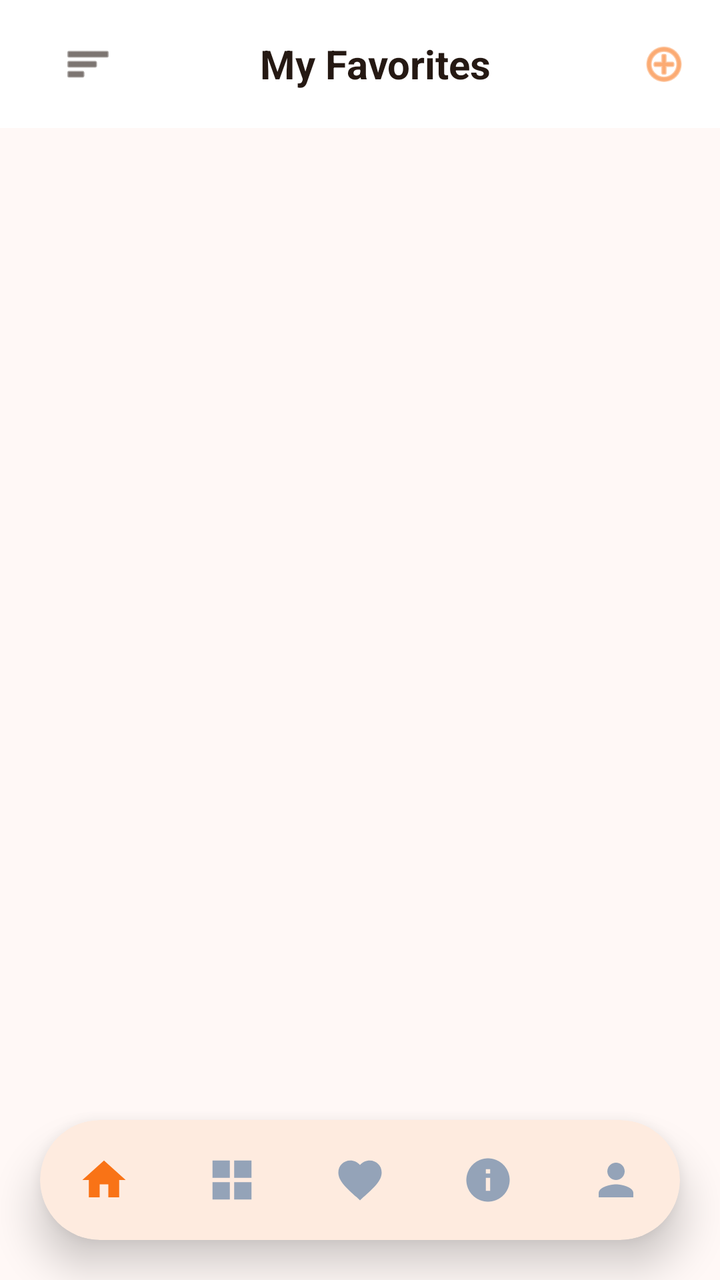
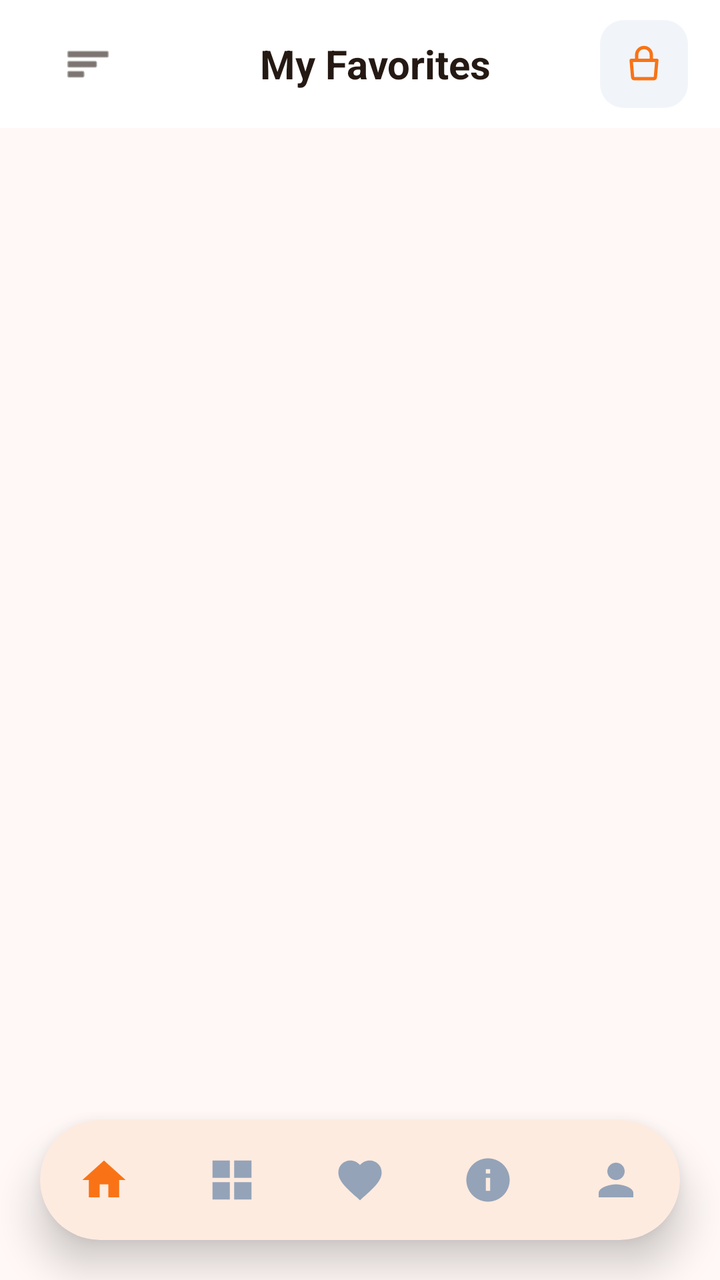

Compare the two renders of this Android layout. The source of the first and the diff that turns it into the second are given below.
<!-- AndroidManifest.xml: application theme Theme.BeckieDealApp -->
<!-- res/layout/activity_favorites.xml -->
<?xml version="1.0" encoding="utf-8"?>
<androidx.constraintlayout.widget.ConstraintLayout xmlns:android="http://schemas.android.com/apk/res/android"
    xmlns:app="http://schemas.android.com/apk/res-auto"
    xmlns:tools="http://schemas.android.com/tools"
    android:layout_width="match_parent"
    android:layout_height="match_parent"
    android:background="@color/background"
    android:fitsSystemWindows="true"
    tools:context=".FavoritesActivity">

    
    <com.google.android.material.appbar.MaterialToolbar
        android:id="@+id/topAppBar"
        android:layout_width="match_parent"
        android:layout_height="64dp"
        android:background="@color/surface"
        android:elevation="0dp"
        app:layout_constraintTop_toTopOf="parent">

        <RelativeLayout
            android:layout_width="match_parent"
            android:layout_height="match_parent"
            android:paddingHorizontal="16dp">

            <ImageView
                android:id="@+id/menuIcon"
                android:layout_width="24dp"
                android:layout_height="24dp"
                android:layout_alignParentStart="true"
                android:layout_centerVertical="true"
                android:src="@android:drawable/ic_menu_sort_by_size"
                app:tint="@color/text_primary" />

            <TextView
                android:layout_width="wrap_content"
                android:layout_height="wrap_content"
                android:layout_centerInParent="true"
                android:text="My Favorites"
                android:textColor="@color/text_primary"
                android:textSize="20sp"
                android:textStyle="bold" />

            <ImageView
                android:id="@+id/cartIcon"
                android:layout_width="24dp"
                android:layout_height="24dp"
                android:layout_alignParentEnd="true"
                android:layout_centerVertical="true"
                android:src="@android:drawable/ic_menu_add"
                app:tint="@color/primary" />
        </RelativeLayout>
    </com.google.android.material.appbar.MaterialToolbar>

    <androidx.core.widget.NestedScrollView
        android:layout_width="match_parent"
        android:layout_height="0dp"
        android:fillViewport="true"
        app:layout_constraintTop_toBottomOf="@id/topAppBar"
        app:layout_constraintBottom_toTopOf="@id/bottomNavigationContainer">

        <LinearLayout
            android:layout_width="match_parent"
            android:layout_height="wrap_content"
            android:orientation="vertical"
            android:padding="16dp">

            
            <LinearLayout
                android:id="@+id/emptyState"
                android:layout_width="match_parent"
                android:layout_height="wrap_content"
                android:layout_marginTop="100dp"
                android:gravity="center"
                android:orientation="vertical"
                android:visibility="gone">

                <ImageView
                    android:layout_width="120dp"
                    android:layout_height="120dp"
                    android:src="@drawable/ic_favorite"
                    app:tint="@color/badge_bg" />

                <TextView
                    android:layout_width="wrap_content"
                    android:layout_height="wrap_content"
                    android:layout_marginTop="24dp"
                    android:text="Your heart is empty"
                    android:textColor="@color/text_primary"
                    android:textSize="20sp"
                    android:textStyle="bold" />

                <TextView
                    android:layout_width="wrap_content"
                    android:layout_height="wrap_content"
                    android:layout_marginTop="8dp"
                    android:text="Start adding items you love to your favorites!"
                    android:textColor="@color/text_secondary"
                    android:textSize="14sp" />
                
                <Button
                    android:id="@+id/exploreButton"
                    android:layout_width="wrap_content"
                    android:layout_height="wrap_content"
                    android:layout_marginTop="24dp"
                    android:text="Explore Products"
                    android:textAllCaps="false"
                    app:cornerRadius="12dp"
                    android:backgroundTint="@color/primary"/>
            </LinearLayout>

            
            <GridLayout
                android:id="@+id/favoritesGrid"
                android:layout_width="match_parent"
                android:layout_height="wrap_content"
                android:alignmentMode="alignMargins"
                android:columnCount="2" />

        </LinearLayout>
    </androidx.core.widget.NestedScrollView>

    
    <com.google.android.material.card.MaterialCardView
        android:id="@+id/bottomNavigationContainer"
        android:layout_width="0dp"
        android:layout_height="wrap_content"
        android:layout_marginStart="20dp"
        android:layout_marginEnd="20dp"
        android:layout_marginBottom="20dp"
        app:cardCornerRadius="36dp"
        app:cardElevation="12dp"
        app:cardBackgroundColor="@color/surface"
        app:strokeWidth="0dp"
        app:layout_constraintBottom_toBottomOf="parent"
        app:layout_constraintStart_toStartOf="parent"
        app:layout_constraintEnd_toEndOf="parent">

        <com.google.android.material.bottomnavigation.BottomNavigationView
            android:id="@+id/bottomNavigation"
            android:layout_width="match_parent"
            android:layout_height="60dp"
            android:background="@android:color/transparent"
            app:backgroundTint="@android:color/transparent"
            app:elevation="0dp"
            app:labelVisibilityMode="unlabeled"
            app:itemIconSize="26dp"
            app:menu="@menu/bottom_nav_menu" />
    </com.google.android.material.card.MaterialCardView>

</androidx.constraintlayout.widget.ConstraintLayout>
<!-- resources referenced by this layout -->
<resources>
  <color name="background">#FFF8F6</color>
  <color name="badge_bg">#FFF1EB</color>
  <color name="primary">#F97316</color>
  <color name="surface">#FFFFFF</color>
  <color name="text_primary">#251913</color>
  <color name="text_secondary">#8C7164</color>
  <!-- drawable ic_favorite (drawable) -->
  <?xml version="1.0" encoding="utf-8"?>
  <vector xmlns:android="http://schemas.android.com/apk/res/android"
      android:width="24dp"
      android:height="24dp"
      android:viewportWidth="24"
      android:viewportHeight="24">
      <path
          android:fillColor="#000000"
          android:pathData="M12,21.35L10.55,20.03C5.4,15.36 2,12.27 2,8.5C2,5.41 4.42,3 7.5,3C9.24,3 10.91,3.81 12,5.08C13.09,3.81 14.76,3 16.5,3C19.58,3 22,5.41 22,8.5C22,12.27 18.6,15.36 13.45,20.03L12,21.35Z" />
  </vector>
  <style name="Theme.BeckieDealApp" parent="Base.Theme.BeckieDealApp" />
  <color name="on_primary">#FFFFFF</color>
  <color name="primary_container">#F97316</color>
  <color name="on_primary_container">#582200</color>
  <color name="on_surface">#251913</color>
  <style name="Widget.App.BottomNavigationView" parent="Widget.Material3.BottomNavigationView">
          <item name="itemIconSize">26dp</item>
          <item name="itemIconTint">@color/bottom_nav_color</item>
          <item name="itemTextColor">@color/bottom_nav_color</item>
          <item name="android:background">@android:color/transparent</item>
          <item name="backgroundTint">@android:color/transparent</item>
          <item name="labelVisibilityMode">unlabeled</item>
          <item name="itemActiveIndicatorStyle">@style/Widget.App.BottomNavigationView.ActiveIndicator</item>
      </style>
  <style name="Widget.App.BottomNavigationView.ActiveIndicator" parent="Widget.Material3.BottomNavigationView.ActiveIndicator">
          <item name="android:color">@color/badge_bg</item>
          <item name="android:width">48dp</item>
          <item name="android:height">36dp</item>
          <item name="shapeAppearance">@style/ShapeAppearance.App.BottomNavigationView.ActiveIndicator</item>
      </style>
  <style name="ShapeAppearance.App.BottomNavigationView.ActiveIndicator" parent="">
          <item name="cornerFamily">rounded</item>
          <item name="cornerSize">50%</item>
      </style>
  <!-- unchanged entries left out for length: 1 -->
</resources>

<!-- the commit's change to res/layout/activity_favorites.xml (unified diff, before → after) -->
@@ -40,14 +40,38 @@
                 android:textSize="20sp"
                 android:textStyle="bold" />
 
-            <ImageView
-                android:id="@+id/cartIcon"
-                android:layout_width="24dp"
-                android:layout_height="24dp"
+            <RelativeLayout
+                android:id="@+id/cartContainer"
+                android:layout_width="44dp"
+                android:layout_height="44dp"
                 android:layout_alignParentEnd="true"
                 android:layout_centerVertical="true"
-                android:src="@android:drawable/ic_menu_add"
-                app:tint="@color/primary" />
+                android:background="@drawable/form_field_background">
+
+                <ImageView
+                    android:id="@+id/cartIcon"
+                    android:layout_width="22dp"
+                    android:layout_height="22dp"
+                    android:layout_centerInParent="true"
+                    android:src="@drawable/ic_shopping_bag"
+                    app:tint="@color/primary" />
+
+                <TextView
+                    android:id="@+id/cartBadge"
+                    android:layout_width="18dp"
+                    android:layout_height="18dp"
+                    android:layout_alignParentEnd="true"
+                    android:layout_alignParentTop="true"
+                    android:background="@drawable/badge_pill"
+                    android:backgroundTint="@color/red_error"
+                    android:gravity="center"
+                    android:text="0"
+                    android:textColor="@color/white_fixed"
+                    android:textSize="9sp"
+                    android:textStyle="bold"
+                    android:visibility="gone" />
+
+            </RelativeLayout>
         </RelativeLayout>
     </com.google.android.material.appbar.MaterialToolbar>
 
<!-- resource entries referenced after the edit -->
@@ -3,9 +3,23 @@
   <color name="background">#FFF8F6</color>
   <color name="badge_bg">#FFF1EB</color>
   <color name="primary">#F97316</color>
+  <color name="red_error">#EF4444</color>
   <color name="surface">#FFFFFF</color>
   <color name="text_primary">#251913</color>
   <color name="text_secondary">#8C7164</color>
+  <color name="white_fixed">#FFFFFF</color>
+  <!-- drawable badge_pill (drawable) -->
+  <?xml version="1.0" encoding="utf-8"?>
+  <shape xmlns:android="http://schemas.android.com/apk/res/android">
+      <solid android:color="#33FFFFFF" />
+      <corners android:radius="4dp" />
+  </shape>
+  <!-- drawable form_field_background (drawable) -->
+  <?xml version="1.0" encoding="utf-8"?>
+  <shape xmlns:android="http://schemas.android.com/apk/res/android">
+      <solid android:color="@color/input_background" />
+      <corners android:radius="12dp" />
+  </shape>
   <!-- drawable ic_favorite (drawable) -->
   <?xml version="1.0" encoding="utf-8"?>
   <vector xmlns:android="http://schemas.android.com/apk/res/android"
@@ -17,7 +31,35 @@
           android:fillColor="#000000"
           android:pathData="M12,21.35L10.55,20.03C5.4,15.36 2,12.27 2,8.5C2,5.41 4.42,3 7.5,3C9.24,3 10.91,3.81 12,5.08C13.09,3.81 14.76,3 16.5,3C19.58,3 22,5.41 22,8.5C22,12.27 18.6,15.36 13.45,20.03L12,21.35Z" />
   </vector>
+  <!-- drawable ic_shopping_bag (drawable) -->
+  <?xml version="1.0" encoding="utf-8"?>
+  <vector xmlns:android="http://schemas.android.com/apk/res/android"
+      android:width="24dp"
+      android:height="24dp"
+      android:viewportWidth="24"
+      android:viewportHeight="24">
+  
+      
+      <path
+          android:fillColor="@android:color/transparent"
+          android:strokeColor="@android:color/white"
+          android:strokeWidth="1.8"
+          android:strokeLineCap="round"
+          android:strokeLineJoin="round"
+          android:pathData="M8,10 L8,7 A4,4 0 0 1 16,7 L16,10" />
+  
+      
+      <path
+          android:fillColor="@android:color/transparent"
+          android:strokeColor="@android:color/white"
+          android:strokeWidth="1.8"
+          android:strokeLineCap="round"
+          android:strokeLineJoin="round"
+          android:pathData="M5,10 L5.8,19.2 A1,1 0 0 0 6.8,20 L17.2,20 A1,1 0 0 0 18.2,19.2 L19,10 Z" />
+  
+  </vector>
   <style name="Theme.BeckieDealApp" parent="Base.Theme.BeckieDealApp" />
+  <color name="input_background">#F1F5F9</color>
   <color name="on_primary">#FFFFFF</color>
   <color name="primary_container">#F97316</color>
   <color name="on_primary_container">#582200</color>
